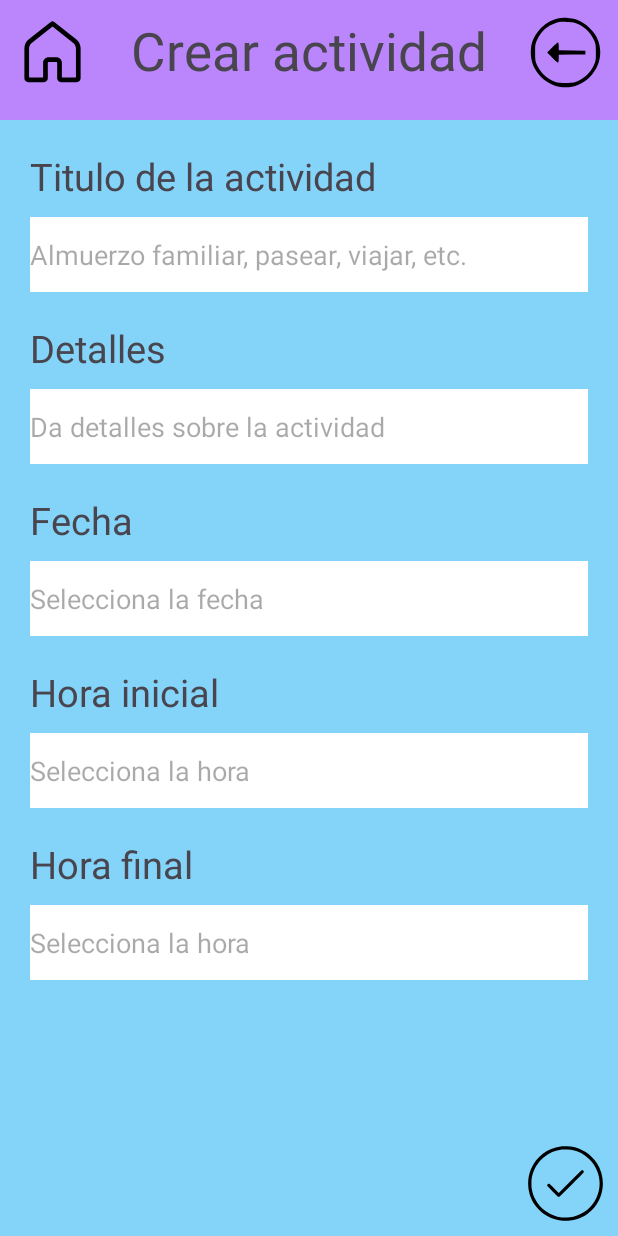
After one commit to marianZamorano/Los-Delay, an Android app: the PantallaCrearActividad screen opened directly, with no data from a screen before it, on a phone screen of 412 x 824 dp. The commit adds this screen. Run offline under Robolectric (Android 15) with nearby library versions, the phone set to English and light mode, and no system bars.

Commit message:
Pantalla Crear Actividad. Correcion Pantalla Principal, Pantalla Principal Actividades, Iniciar Sesion

```diff
--- a/app/src/main/java/com/example/myfamilyspace/IniciarSesion.kt
+++ b/app/src/main/java/com/example/myfamilyspace/IniciarSesion.kt
@@ -41,5 +41,5 @@ class IniciarSesion : AppCompatActivity() {
                     println(password)
                 }
             }
-        }
+    }
 }
--- /dev/null
+++ b/app/src/main/java/com/example/myfamilyspace/PantallaCrearActividad.kt
@@ -0,0 +1,48 @@
+package com.example.myfamilyspace
+
+import androidx.appcompat.app.AppCompatActivity
+import android.os.Bundle
+import com.example.myfamilyspace.databinding.ActivityPantallaCrearActividadBinding
+import com.example.myfamilyspace.fragment.DatePickerFragmentCrearActividad
+import com.example.myfamilyspace.fragment.TimePickerFragmentHoraFinalCrearAtividad
+import com.example.myfamilyspace.fragment.TimePickerFragmentHoraInicialCrearAtividad
+
+class PantallaCrearActividad : AppCompatActivity() {
+
+    private lateinit var binding: ActivityPantallaCrearActividadBinding
+    override fun onCreate(savedInstanceState: Bundle?) {
+        super.onCreate(savedInstanceState)
+        binding = ActivityPantallaCrearActividadBinding.inflate(layoutInflater)
+        setContentView(binding.root)
+        binding.editTextFechaCrearActividad.setOnClickListener { mostrarDatePickerDialog() }
+        binding.editTextHoraInicial.setOnClickListener { mostrarTimePickerDialogHoraInicial() }
+        binding.editTextHoraFinal.setOnClickListener { mostrarTimePickerDialogHoraFinal() }
+    }
+
+    private fun mostrarTimePickerDialogHoraInicial() {
+        val timePicker = TimePickerFragmentHoraInicialCrearAtividad {onTimeSelectedHoraInicial(it)}
+        timePicker.show(supportFragmentManager, "timeInitial")
+    }
+
+    private fun mostrarTimePickerDialogHoraFinal() {
+        val timePicker = TimePickerFragmentHoraFinalCrearAtividad {onTimeSelectedHoraFinal(it)}
+        timePicker.show(supportFragmentManager, "timeFinal")
+    }
+
+    private fun onTimeSelectedHoraInicial(tiempoInicial: String){
+        binding.editTextHoraInicial.setText("$tiempoInicial")
+    }
+
+    private fun onTimeSelectedHoraFinal(tiempoFinal: String){
+        binding.editTextHoraFinal.setText("$tiempoFinal")
+    }
+
+    private fun mostrarDatePickerDialog() {
+        val datePicker = DatePickerFragmentCrearActividad { day, month, year -> onDateSelected(day, month, year) }
+        datePicker.show(supportFragmentManager, "datePicker")
+    }
+
+    private fun onDateSelected(day: Int, month: Int, year: Int) {
+        binding.editTextFechaCrearActividad.setText("$day/$month/$year")
+    }
+}
--- /dev/null
+++ b/app/src/main/res/drawable/boton_listo.xml
@@ -0,0 +1,7 @@
+<vector android:height="50dp" android:viewportHeight="512"
+    android:viewportWidth="512" android:width="50dp" xmlns:android="http://schemas.android.com/apk/res/android">
+    <path android:fillColor="#000000"
+        android:pathData="M234.5,1.6c-1.6,0.2 -7,0.9 -12,1.5 -88.5,10.8 -167,70.7 -201.9,154.2 -35.6,84.9 -22.1,185.1 34.6,256.3 41.8,52.7 99,85.3 167.3,95.6 11.8,1.7 54.9,1.8 66.5,-0 59.6,-9 107.4,-32.7 147.8,-73.1 85,-85 98.8,-219.9 32.6,-320.2 -40.1,-60.9 -102.2,-100.6 -176.1,-112.5 -9.3,-1.5 -51.6,-2.8 -58.8,-1.8zM293.5,25.9c49.6,8.7 92.4,30.8 127,65.5 70.8,70.9 88.6,177.6 44.5,267.1 -29.9,60.7 -84.7,105.6 -150,122.9 -26.1,7 -58,9.3 -84.4,6.2 -79.9,-9.3 -148.5,-57.6 -183.6,-129.1 -10.7,-21.8 -16.8,-40.6 -21.2,-65.4 -1.9,-10.8 -2.2,-16.1 -2.2,-37.1 0,-26.4 1.3,-38 7,-59.1 12.4,-46.3 39.6,-89.3 75.6,-119.2 35.5,-29.4 80.1,-48.6 124.9,-53.6 14.2,-1.6 48.6,-0.6 62.4,1.8z" android:strokeColor="#00000000"/>
+    <path android:fillColor="#000000"
+        android:pathData="M287.8,242.7l-77.8,77.8 -30.8,-30.8c-21.9,-21.9 -31.6,-31 -33.9,-31.6 -9.8,-2.8 -17.6,6.7 -12.9,15.7 0.8,1.5 17.4,18.6 36.8,37.9l35.4,35.3 4.9,-0 5,-0 83.2,-83.3c81.2,-81.2 83.3,-83.3 83.3,-87 0,-7.4 -4,-11.6 -11,-11.7l-4.5,-0 -77.7,77.7z" android:strokeColor="#00000000"/>
+</vector>
--- /dev/null
+++ b/app/src/main/res/layout/activity_pantalla_crear_actividad.xml
@@ -0,0 +1,197 @@
+<?xml version="1.0" encoding="utf-8"?>
+<androidx.constraintlayout.widget.ConstraintLayout xmlns:android="http://schemas.android.com/apk/res/android"
+    xmlns:app="http://schemas.android.com/apk/res-auto"
+    xmlns:tools="http://schemas.android.com/tools"
+    android:layout_width="match_parent"
+    android:layout_height="match_parent"
+    android:background="@color/lightSkyBlue"
+    tools:context=".PantallaCrearActividad">
+
+    <View
+        android:id="@+id/fondo_crear_actividades"
+        android:layout_width="match_parent"
+        android:layout_height="80dp"
+        android:background="@color/lilaclaro"
+        app:layout_constraintTop_toTopOf="parent" />
+
+    <TextView
+        android:id="@+id/crear_actividad"
+        android:layout_width="wrap_content"
+        android:layout_height="wrap_content"
+        android:layout_marginTop="10dp"
+        android:text="@string/crear_actividad"
+        android:textSize="35sp"
+        app:layout_constraintLeft_toLeftOf="parent"
+        app:layout_constraintRight_toRightOf="parent"
+        app:layout_constraintTop_toTopOf="parent" />
+
+    <ImageButton
+        android:id="@+id/ir_a_pantalla_principal_boton_crear_actividad"
+        android:layout_width="50dp"
+        android:layout_height="50dp"
+        android:layout_marginStart="10dp"
+        android:layout_marginTop="10dp"
+        android:background="@drawable/boton_pantalla_principal"
+        app:layout_constraintLeft_toLeftOf="parent"
+        app:layout_constraintTop_toTopOf="parent"
+        android:contentDescription="@string/boton_para_ir_a_la_pantalla_principal" />
+
+    <ImageButton
+        android:id="@+id/boton_volver_atras_crear_actividad"
+        android:layout_width="50dp"
+        android:layout_height="50dp"
+        android:layout_marginTop="10dp"
+        android:layout_marginEnd="10dp"
+        android:background="@drawable/boton_volver_atras"
+        app:layout_constraintRight_toRightOf="parent"
+        app:layout_constraintTop_toTopOf="parent"
+        android:contentDescription="@string/boton_para_volver_atras" />
+
+    <ImageButton
+        android:id="@+id/boton_listo_crear_actividad"
+        android:layout_width="50dp"
+        android:layout_height="50dp"
+        android:layout_marginBottom="10dp"
+        android:layout_marginEnd="10dp"
+        android:elevation="1dp"
+        android:background="@drawable/boton_listo"
+        app:layout_constraintRight_toRightOf="parent"
+        app:layout_constraintBottom_toBottomOf="parent"
+        android:contentDescription="@string/ya_se_termino_de_editar_para_agregar_una_actividad" />
+
+    <ScrollView
+        android:layout_width="match_parent"
+        android:layout_height="wrap_content"
+        app:layout_constraintTop_toBottomOf="@id/fondo_crear_actividades">
+
+        <androidx.constraintlayout.widget.ConstraintLayout
+            android:layout_width="match_parent"
+            android:layout_height="wrap_content">
+
+            <TextView
+                android:id="@+id/titulo_actividad"
+                android:layout_width="wrap_content"
+                android:layout_height="wrap_content"
+                android:layout_marginStart="20dp"
+                android:layout_marginTop="20dp"
+                android:text="@string/titulo_de_la_actividad"
+                android:textSize="25sp"
+                app:layout_constraintLeft_toLeftOf="parent"
+                app:layout_constraintTop_toTopOf="parent" />
+
+            <EditText
+                android:id="@+id/edit_text_titulo_actividad"
+                android:layout_width="match_parent"
+                android:layout_height="50dp"
+                android:layout_marginLeft="20dp"
+                android:layout_marginTop="10dp"
+                android:layout_marginRight="20dp"
+                android:background="@color/blanco"
+                android:hint="@string/edit_text_titulo_actividad"
+                android:inputType="text"
+                app:layout_constraintTop_toBottomOf="@id/titulo_actividad"/>
+
+            <TextView
+                android:id="@+id/detalle_crear_actividad"
+                android:layout_width="wrap_content"
+                android:layout_height="wrap_content"
+                android:layout_marginStart="20dp"
+                android:layout_marginTop="20dp"
+                android:text="@string/detalles_crear_actividad"
+                android:textSize="25sp"
+                app:layout_constraintLeft_toLeftOf="parent"
+                app:layout_constraintTop_toBottomOf="@+id/edit_text_titulo_actividad" />
+
+            <EditText
+                android:id="@+id/edit_text_detalles_crear_actividad"
+                android:layout_width="match_parent"
+                android:layout_height="50dp"
+                android:layout_marginLeft="20dp"
+                android:layout_marginTop="10dp"
+                android:layout_marginRight="20dp"
+                android:background="@color/blanco"
+                android:inputType="text"
+                android:maxLines="15"
+                android:minLines="5"
+                android:hint="@string/edit_text_detalles_actividad"
+                app:layout_constraintTop_toBottomOf="@id/detalle_crear_actividad" />
+
+            <TextView
+                android:id="@+id/fecha_crear_actividad"
+                android:layout_width="wrap_content"
+                android:layout_height="wrap_content"
+                android:layout_marginStart="20dp"
+                android:layout_marginTop="20dp"
+                android:text="@string/fecha_crear_actividad"
+                android:textSize="25sp"
+                app:layout_constraintLeft_toLeftOf="parent"
+                app:layout_constraintTop_toBottomOf="@+id/edit_text_detalles_crear_actividad" />
+
+            <EditText
+                android:id="@+id/edit_text_fecha_crear_actividad"
+                android:layout_width="match_parent"
+                android:layout_height="50dp"
+                android:layout_marginStart="20dp"
+                android:layout_marginTop="10dp"
+                android:background="@color/blanco"
+                android:clickable="false"
+                android:focusable="false"
+                android:hint="@string/selecciona_el_dia"
+                android:layout_marginEnd="20dp"
+                app:layout_constraintTop_toBottomOf="@id/fecha_crear_actividad" />
+
+            <TextView
+                android:id="@+id/hora_inicial_crear_actividad"
+                android:layout_width="wrap_content"
+                android:layout_height="wrap_content"
+                android:layout_marginStart="20dp"
+                android:layout_marginTop="20dp"
+                android:text="@string/hora_inicial_crear_actividad"
+                android:textSize="25sp"
+                app:layout_constraintLeft_toLeftOf="parent"
+                app:layout_constraintTop_toBottomOf="@+id/edit_text_fecha_crear_actividad"/>
+
+            <EditText
+                android:id="@+id/edit_text_hora_inicial"
+                android:layout_width="match_parent"
+                android:layout_height="50dp"
+                android:layout_marginStart="20dp"
+                android:layout_marginTop="10dp"
+                android:background="@color/blanco"
+                android:clickable="false"
+                android:focusable="false"
+                android:inputType="time"
+                android:layout_marginEnd="20dp"
+                android:hint="@string/edit_text_hora_inicial_crear_actividad"
+                app:layout_constraintTop_toBottomOf="@id/hora_inicial_crear_actividad" />
+
+            <TextView
+                android:id="@+id/hora_final_crear_actividad"
+                android:layout_width="wrap_content"
+                android:layout_height="wrap_content"
+                android:layout_marginStart="20dp"
+                android:layout_marginTop="20dp"
+                android:text="@string/hora_final_crear_actividad"
+                android:textSize="25sp"
+                app:layout_constraintLeft_toLeftOf="parent"
+                app:layout_constraintTop_toBottomOf="@+id/edit_text_hora_inicial"/>
+
+            <EditText
+                android:id="@+id/edit_text_hora_final"
+                android:layout_width="match_parent"
+                android:layout_height="50dp"
+                android:layout_marginStart="20dp"
+                android:layout_marginTop="10dp"
+                android:background="@color/blanco"
+                android:clickable="false"
+                android:focusable="false"
+                android:inputType="time"
+                android:layout_marginEnd="20dp"
+                android:hint="@string/edit_text_hora_final_crear_actividad"
+                app:layout_constraintTop_toBottomOf="@id/hora_final_crear_actividad" />
+
+
+        </androidx.constraintlayout.widget.ConstraintLayout>
+    </ScrollView>
+
+</androidx.constraintlayout.widget.ConstraintLayout>
--- a/app/src/main/res/layout/activity_pantalla_principal_actividades.xml
+++ b/app/src/main/res/layout/activity_pantalla_principal_actividades.xml
@@ -27,7 +27,7 @@
         app:layout_constraintTop_toTopOf="parent" />
 
     <ImageButton
-        android:id="@+id/ir_a_pantalla_principal_boton"
+        android:id="@+id/boton_ir_pantalla_principal_actividades"
         android:layout_width="50dp"
         android:layout_height="50dp"
         android:layout_marginStart="10dp"
@@ -38,7 +38,7 @@
         app:layout_constraintTop_toTopOf="parent" />
 
     <ImageButton
-        android:id="@+id/agregar_actividad_boton"
+        android:id="@+id/boton_agregar_actividad"
         android:layout_width="50dp"
         android:layout_height="50dp"
         android:layout_marginEnd="20dp"
--- a/app/src/main/res/values/strings.xml
+++ b/app/src/main/res/values/strings.xml
@@ -37,11 +37,12 @@
     <string name="selecciona_el_dia">Selecciona la fecha</string>
     <string name="titulo_de_la_actividad">Titulo de la actividad</string>
     <string name="edit_text_titulo_actividad">Almuerzo familiar, pasear, viajar, etc.</string>
-    <string name="detalles_actividad">Detalles</string>
+    <string name="detalles_crear_actividad">Detalles</string>
     <string name="edit_text_detalles_actividad">Da detalles sobre la actividad</string>
-    <string name="fecha_actividad">Fecha</string>
+    <string name="fecha_crear_actividad">Fecha</string>
     <string name="hora_inicial_crear_actividad">Hora inicial</string>
     <string name="edit_text_hora_inicial_crear_actividad">Selecciona la hora</string>
     <string name="hora_final_crear_actividad">Hora final</string>
     <string name="edit_text_hora_final_crear_actividad">Selecciona la hora</string>
+    <string name="ya_se_termino_de_editar_para_agregar_una_actividad">boton para marcar que ya se termino de editar para agregar una actividad</string>
 </resources>
--- a/app/src/main/res/values/themes.xml
+++ b/app/src/main/res/values/themes.xml
@@ -6,4 +6,8 @@
     </style>
 
     <style name="Theme.MyFamilySpace" parent="Base.Theme.MyFamilySpace" />
+
+    <style name="datePickerTheme" parent="android:Theme.Material.Light.Dialog">
+        <item name="android:colorAccent">@color/verdeOscuro</item>
+    </style>
 </resources>
```
Also changed, not shown: app/src/main/AndroidManifest.xml (+8 -5 lines), app/src/main/java/com/example/myfamilyspace/PantallaPrincipal.kt (+2 -7 lines), app/src/main/java/com/example/myfamilyspace/PantallaPrincipalActividades.kt (+29 -2 lines), app/src/main/java/com/example/myfamilyspace/fragment/DatePickerFragmentCrearActividad.kt (added, +29 -0 lines), app/src/main/java/com/example/myfamilyspace/fragment/TimePickerFragmentHoraFinalCrearActividad.kt (added, +23 -0 lines), app/src/main/java/com/example/myfamilyspace/fragment/TimePickerFragmentHoraInicialCrearAtividad.kt (added, +23 -0 lines), app/src/main/res/layout/activity_crear_cuenta.xml (+8 -7 lines).
